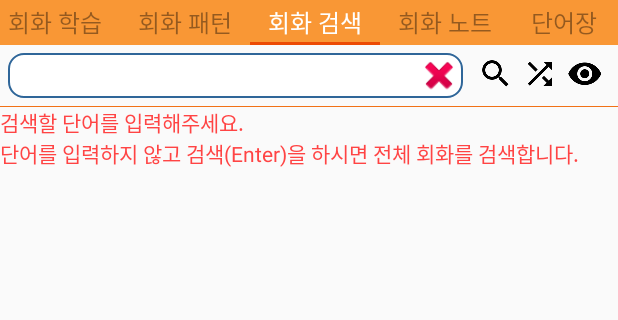
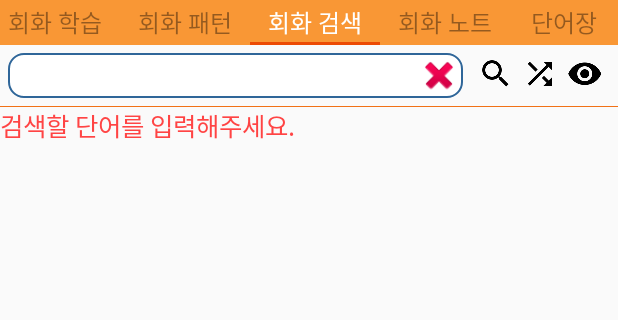
Before and after one commit to limsm9449/PEnConversation, an Android app: the screen it shows after launch (MainActivity), tab 3 chosen, on a phone screen of 412 x 824 dp, the part 60-380 px from its top. Run offline under Robolectric (Android 15) with nearby library versions, the phone set to English and light mode, and no system bars; 9 statements that could not run were skipped.

Commit message:
2017.7.28

```diff
--- a/app/src/main/java/com/sleepingbear/penconversation/ConversationFragment.java
+++ b/app/src/main/java/com/sleepingbear/penconversation/ConversationFragment.java
@@ -78,6 +78,8 @@ public class ConversationFragment extends Fragment implements View.OnClickListen
         ((ImageView) mainView.findViewById(R.id.my_iv_view)).setOnClickListener(this);
         ((ImageView) mainView.findViewById(R.id.my_iv_hide)).setOnClickListener(this);
 
+        int fontSize = Integer.parseInt( DicUtils.getPreferencesValue( getContext(), CommConstants.preferences_font ) );
+        ((TextView) mainView.findViewById(R.id.my_tv_msg)).setTextSize(fontSize);
 
         ((ImageView) mainView.findViewById(R.id.my_iv_hide)).setVisibility(View.GONE);
 
@@ -86,8 +88,20 @@ public class ConversationFragment extends Fragment implements View.OnClickListen
         return mainView;
     }
 
+    public void refreshListView() {
+        if ( "".equals(et_search.getText().toString().trim().toLowerCase()) ) {
+            return;
+        }
+
+    }
+
     public void changeListView(boolean isKeyin) {
         if ( isKeyin ) {
+            if ( "".equals(et_search.getText().toString().trim().toLowerCase()) ) {
+                Toast.makeText(getContext(), "검색할 단어를 입력하세요.", Toast.LENGTH_SHORT).show();
+                return;
+            }
+
             ((RelativeLayout)mainView.findViewById(R.id.my_f_conv_rl_msg)).setVisibility(View.GONE);
 
             if (task != null) {
--- a/app/src/main/java/com/sleepingbear/penconversation/ConversationStudyFragment.java
+++ b/app/src/main/java/com/sleepingbear/penconversation/ConversationStudyFragment.java
@@ -48,16 +48,11 @@ public class ConversationStudyFragment extends Fragment implements View.OnClickL
                              Bundle savedInstanceState) {
         mainView = inflater.inflate(R.layout.fragment_conversation_study, container, false);
 
-        fontSize = Integer.parseInt( DicUtils.getPreferencesValue( getActivity(), CommConstants.preferences_font ) );
-
         dbHelper = new DbHelper(getContext());
         db = dbHelper.getWritableDatabase();
 
         my_tv_han = (TextView) mainView.findViewById(R.id.my_tv_han);
         my_tv_foreign = (TextView) mainView.findViewById(R.id.my_tv_foreign);
-
-        my_tv_han.setTextSize(fontSize);
-        my_tv_foreign.setTextSize(fontSize);
 
         ((ImageView) mainView.findViewById(R.id.my_iv_left)).setOnClickListener(this);
         ((ImageView) mainView.findViewById(R.id.my_iv_right)).setOnClickListener(this);
@@ -80,6 +75,9 @@ public class ConversationStudyFragment extends Fragment implements View.OnClickL
 
     public void changeListView(boolean isKeyin) {
         fontSize = Integer.parseInt( DicUtils.getPreferencesValue( getActivity(), CommConstants.preferences_font ) );
+
+        my_tv_han.setTextSize(fontSize);
+        my_tv_foreign.setTextSize(fontSize);
 
         if ( isKeyin ) {
             if (task != null) {
--- a/app/src/main/java/com/sleepingbear/penconversation/MainActivity.java
+++ b/app/src/main/java/com/sleepingbear/penconversation/MainActivity.java
@@ -392,7 +392,7 @@ public class MainActivity extends AppCompatActivity implements View.OnClickListe
             case CommConstants.s_setting:
                 ((ConversationStudyFragment) adapter.getItem(CommConstants.f_ConversationStudy)).changeListView(true);
                 ((PatternFragment) adapter.getItem(CommConstants.f_Pattern)).changeListView(true);
-                ((ConversationFragment) adapter.getItem(CommConstants.f_Conversation)).changeListView(true);
+                ((ConversationFragment) adapter.getItem(CommConstants.f_Conversation)).refreshListView();
                 ((NoteFragment) adapter.getItem(CommConstants.f_Note)).changeListView();
                 ((VocabularyFragment) adapter.getItem(CommConstants.f_Vocabulary)).changeListView();
 
--- a/app/src/main/java/com/sleepingbear/penconversation/VocabularyActivity.java
+++ b/app/src/main/java/com/sleepingbear/penconversation/VocabularyActivity.java
@@ -495,7 +495,6 @@ class VocabularyCursorAdapter extends CursorAdapter {
         //사이즈 설정
         ((TextView) view.findViewById(R.id.my_f_bi_tv_bookmark)).setTextSize(fontSize);
         ((TextView) view.findViewById(R.id.my_c_vi_tv_spelling)).setTextSize(fontSize);
-        ((TextView) view.findViewById(R.id.my_f_bi_tv_date)).setTextSize(fontSize);
         ((TextView) view.findViewById(R.id.my_c_vi_tv_mean)).setTextSize(fontSize);
     }
 
--- a/app/src/main/res/layout/fragment_conversation.xml
+++ b/app/src/main/res/layout/fragment_conversation.xml
@@ -108,10 +108,10 @@
                 android:id="@+id/my_f_conv_rl_msg">
 
                 <TextView
-                    android:text="검색할 단어를 입력해주세요.\n단어를 입력하지 않고 검색(Enter)을 하시면 전체 회화를 검색합니다."
+                    android:text="검색할 단어를 입력해주세요."
                     android:layout_width="wrap_content"
                     android:layout_height="wrap_content"
-                    android:id="@+id/textView11"
+                    android:id="@+id/my_tv_msg"
                     android:textSize="14sp"
                     android:textColor="@android:color/holo_red_light" />
             </RelativeLayout>
```
